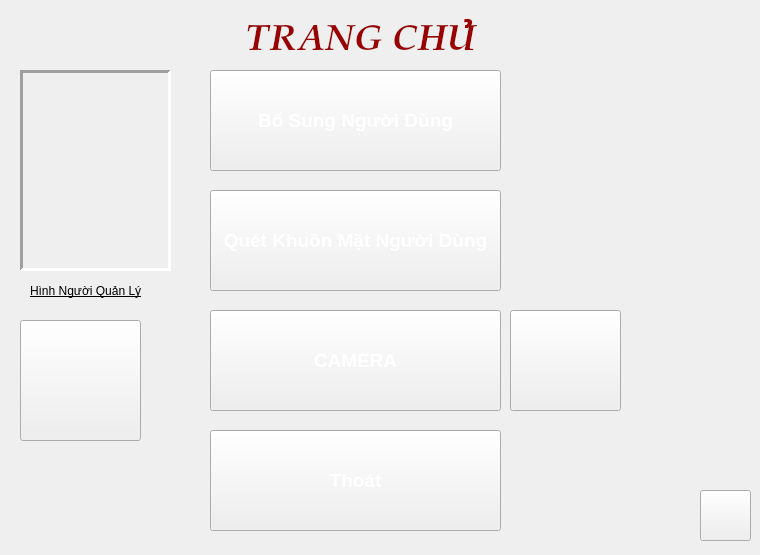
Before: the Qt Designer form face1/GUI.ui in huy090603huy123/nhandienkhuonmat, drawn with Qt 5.
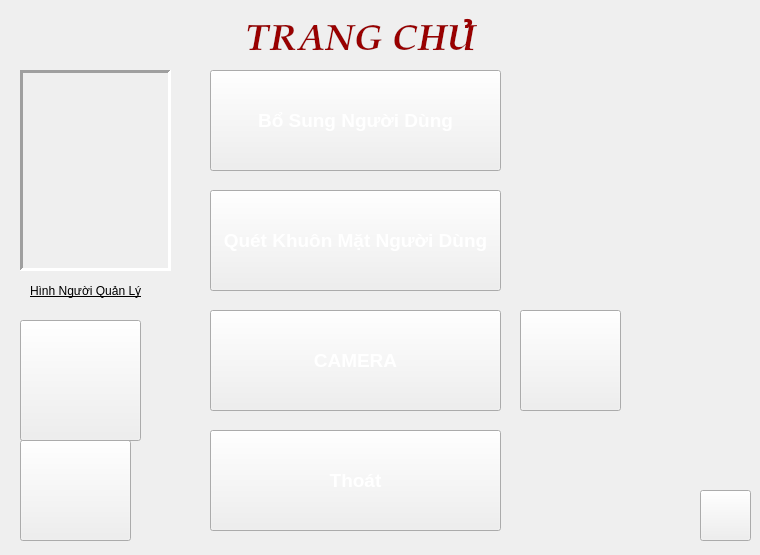
After: the same form once the commit is applied. Icons and pictures are not drawn.

The edit to the form file:
```diff
--- a/face1/GUI.ui
+++ b/face1/GUI.ui
@@ -250,8 +250,8 @@
    <widget class="QPushButton" name="pushButton">
     <property name="geometry">
      <rect>
-      <x>510</x>
-      <y>310</y>
+      <x>20</x>
+      <y>440</y>
       <width>111</width>
       <height>101</height>
      </rect>
@@ -296,6 +296,22 @@
      <string/>
     </property>
    </widget>
+   <widget class="QPushButton" name="chamcong">
+    <property name="geometry">
+     <rect>
+      <x>520</x>
+      <y>310</y>
+      <width>101</width>
+      <height>101</height>
+     </rect>
+    </property>
+    <property name="styleSheet">
+     <string notr="true">border-image: url(:/pic/kisspng-timesheet-computer-icons-icon-design-time-icon-5aec5e186f83b9.1883554915254400244568 (1).png);</string>
+    </property>
+    <property name="text">
+     <string/>
+    </property>
+   </widget>
    <zorder>camera</zorder>
    <zorder>P1</zorder>
    <zorder>P2</zorder>
```
Left out of the diff: 1 changed line with no effect on the pictures.
